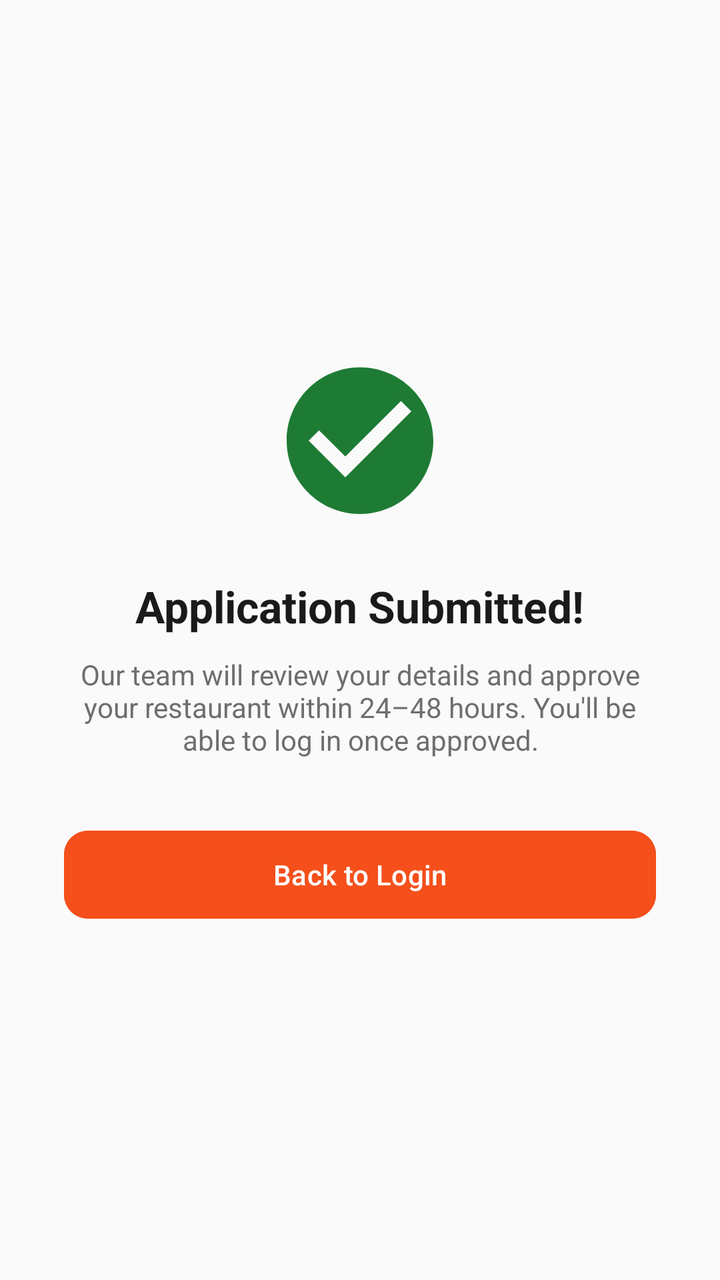
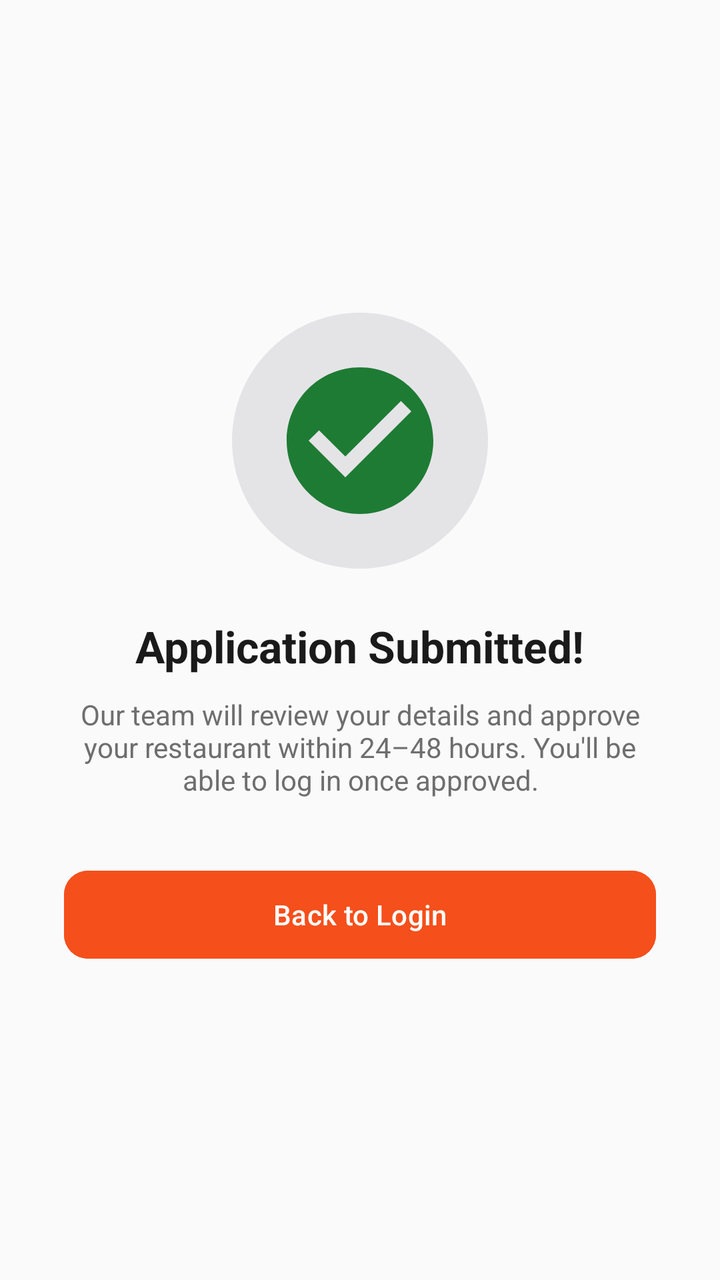

An Android layout rendered at two revisions. The XML below is the earlier revision; the diff shows what the commit changed to produce the second picture.
<!-- AndroidManifest.xml: application theme Theme.AnydropRestaurant -->
<!-- res/layout/activity_signup_success.xml -->
<?xml version="1.0" encoding="utf-8"?>
<LinearLayout xmlns:android="http://schemas.android.com/apk/res/android"
    xmlns:app="http://schemas.android.com/apk/res-auto"
    android:layout_width="match_parent"
    android:layout_height="match_parent"
    android:orientation="vertical"
    android:background="@color/background"
    android:gravity="center"
    android:padding="32dp">

    <ImageView
        android:id="@+id/successIcon"
        android:layout_width="88dp"
        android:layout_height="88dp"
        android:src="@drawable/ic_check_circle"
        android:contentDescription="@null"
        app:tint="@color/success_fg" />

    <TextView
        android:id="@+id/successTitle"
        android:layout_width="wrap_content"
        android:layout_height="wrap_content"
        android:layout_marginTop="24dp"
        android:text="@string/signup_success_title"
        android:textSize="22sp"
        android:textStyle="bold"
        android:textColor="@color/text_primary"
        android:gravity="center" />

    <TextView
        android:id="@+id/successBody"
        android:layout_width="wrap_content"
        android:layout_height="wrap_content"
        android:layout_marginTop="10dp"
        android:text="@string/signup_success_body"
        android:textColor="@color/text_secondary"
        android:gravity="center" />

    <com.google.android.material.button.MaterialButton
        android:id="@+id/btnBackToLogin"
        android:layout_width="match_parent"
        android:layout_height="52dp"
        android:layout_marginTop="32dp"
        android:backgroundTint="@color/anydrop_primary"
        android:text="@string/btn_back_to_login"
        app:cornerRadius="12dp" />

</LinearLayout>
<!-- resources referenced by this layout -->
<resources>
  <color name="anydrop_primary">#F54F1B</color>
  <color name="background">#FAFAFA</color>
  <color name="success_fg">#1E7B34</color>
  <color name="text_primary">#1A1A1A</color>
  <color name="text_secondary">#6E6E6E</color>
  <!-- drawable ic_check_circle (drawable) -->
  <vector xmlns:android="http://schemas.android.com/apk/res/android"
      android:width="24dp"
      android:height="24dp"
      android:viewportWidth="24"
      android:viewportHeight="24"
      android:tint="?attr/colorControlNormal">
      <path
          android:fillColor="#FF000000"
          android:pathData="M12,2C6.48,2 2,6.48 2,12s4.48,10 10,10 10,-4.48 10,-10S17.52,2 12,2zM10,17l-5,-5 1.41,-1.41L10,14.17l7.59,-7.59L19,8z"/>
  </vector>
  <string name="btn_back_to_login">Back to Login</string>
  <string name="signup_success_body">Our team will review your details and approve your restaurant within 24\u201348 hours. You\'ll be able to log in once approved.</string>
  <string name="signup_success_title">Application Submitted!</string>
  <style name="Theme.AnydropRestaurant" parent="Theme.Material3.DayNight.NoActionBar">
          <item name="colorPrimary">@color/anydrop_primary</item>
          <item name="colorPrimaryVariant">@color/anydrop_primary_dark</item>
          <item name="colorOnPrimary">@color/white</item>
          <item name="colorSecondary">@color/anydrop_secondary</item>
          <item name="colorOnSurface">@color/text_primary</item>
          <item name="colorOnSurfaceVariant">@color/text_secondary</item>
          <item name="colorOutline">@color/outline</item>
          <item name="android:windowBackground">@color/background</item>
          
          <item name="android:statusBarColor">@color/anydrop_ink</item>
          <item name="android:windowLightStatusBar">false</item>
          <item name="android:textColorPrimary">@color/text_primary</item>
          <item name="android:textColorSecondary">@color/text_secondary</item>
      </style>
  <color name="anydrop_primary_dark">#C93E12</color>
  <color name="white">#FFFFFF</color>
  <color name="anydrop_secondary">#2E7D32</color>
  <color name="outline">#E0E0E0</color>
  <color name="anydrop_ink">#1E223D</color>
</resources>

<!-- the commit's change to res/layout/activity_signup_success.xml (unified diff, before → after) -->
@@ -8,13 +8,21 @@
     android:gravity="center"
     android:padding="32dp">
 
-    <ImageView
-        android:id="@+id/successIcon"
-        android:layout_width="88dp"
-        android:layout_height="88dp"
-        android:src="@drawable/ic_check_circle"
-        android:contentDescription="@null"
-        app:tint="@color/success_fg" />
+    
+    <FrameLayout
+        android:layout_width="128dp"
+        android:layout_height="128dp"
+        android:background="@drawable/bg_icon_circle_ink">
+
+        <ImageView
+            android:id="@+id/successIcon"
+            android:layout_width="88dp"
+            android:layout_height="88dp"
+            android:layout_gravity="center"
+            android:src="@drawable/ic_check_circle"
+            android:contentDescription="@null"
+            app:tint="@color/success_fg" />
+    </FrameLayout>
 
     <TextView
         android:id="@+id/successTitle"
<!-- resource entries referenced after the edit -->
@@ -5,6 +5,12 @@
   <color name="success_fg">#1E7B34</color>
   <color name="text_primary">#1A1A1A</color>
   <color name="text_secondary">#6E6E6E</color>
+  <!-- drawable bg_icon_circle_ink (drawable) -->
+  <shape xmlns:android="http://schemas.android.com/apk/res/android"
+      android:shape="oval">
+      
+      <solid android:color="#1A1E223D" />
+  </shape>
   <!-- drawable ic_check_circle (drawable) -->
   <vector xmlns:android="http://schemas.android.com/apk/res/android"
       android:width="24dp"
